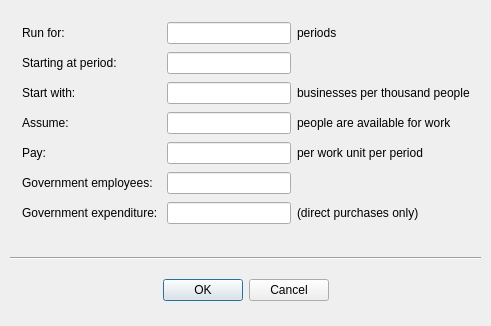
First picture: the form in optionsdialog.ui, repository Obson/MicroSim-GUI, before the edit.
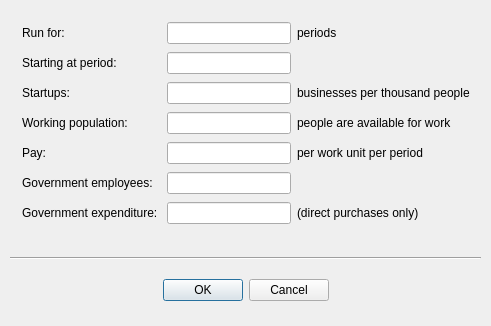
Second picture: the form after the edit.

Commit message: Now allows minimum of two atartups per thousand and max population of 100000

```diff
--- a/optionsdialog.ui
+++ b/optionsdialog.ui
@@ -65,7 +65,7 @@
     <item row="3" column="0">
      <widget class="QLabel" name="label_8">
       <property name="text">
-       <string>Assume:</string>
+       <string>Working population:</string>
       </property>
      </widget>
     </item>
@@ -86,7 +86,7 @@
     <item row="2" column="0">
      <widget class="QLabel" name="label_7">
       <property name="text">
-       <string>Start with:</string>
+       <string>Startups:</string>
       </property>
      </widget>
     </item>
```
The commit also changes 11 other files.
